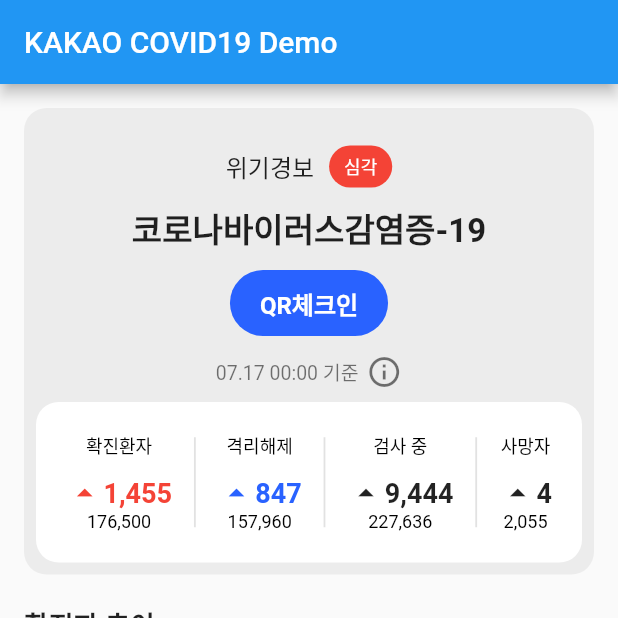
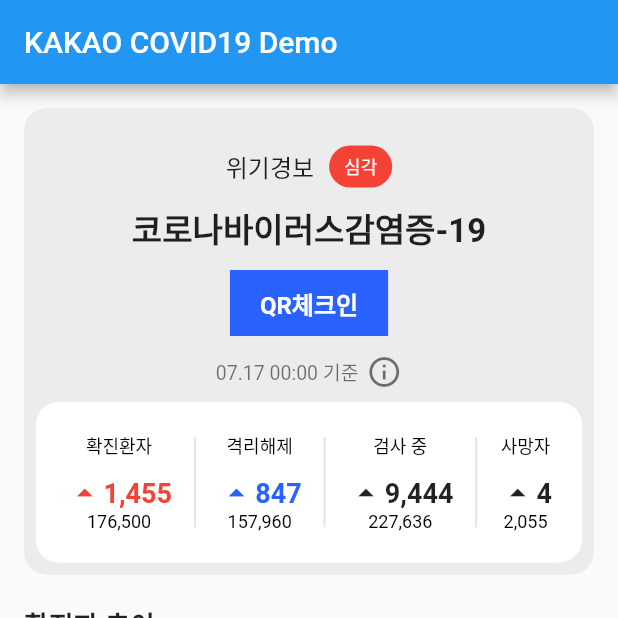
Before and after one commit to any1ok/kakao_covid_clone, a Flutter app: the screen it shows after launch, on a phone screen of 412 x 824 dp, the top half of it. Run offline on Flutter 3.47's test engine with Material 2 defaults, Android fonts, the phone set to English and light mode, and no system bars; drawn by our look-alikes of fl_chart.

Commit message:
클론코딩 마무리

```diff
--- a/lib/main.dart
+++ b/lib/main.dart
@@ -58,19 +58,19 @@ class _MyCovid19PageState extends State<MyCovid19Page> {
                       width: 10,  // 가상박스를 넣어 거리 조절 지린다~
                     ),
                     Container(
-                      padding:
+                      padding: // 패딩의 여유분
                       const EdgeInsets.symmetric(vertical: 5,horizontal: 10),
                       decoration: const BoxDecoration(
                         color: Colors.red,
                         borderRadius: BorderRadius.all(
-                          Radius.circular(15.0),
+                          Radius.circular(15.0), //둘레 형태
                         )),
                       child: const Text("심각",
                         style: TextStyle(color: Colors.white, fontSize: 12))
                     )
                   ],
                 ),
-                const SizedBox(
+                const SizedBox(  //sized box 는 빈칸 제조용
                   height: 10,
                 ),
                 const Text("코로나바이러스감염증-19",
@@ -85,7 +85,7 @@ class _MyCovid19PageState extends State<MyCovid19Page> {
                     padding: const EdgeInsets.symmetric(vertical: 10,horizontal: 20),
                     primary: Colors.white, // 터치시 색깔 변경
                     backgroundColor: Colors.blueAccent[700],
-                    shape: StadiumBorder(),
+                    shape: BeveledRectangleBorder(), //https://api.flutter.dev/flutter/painting/OutlinedBorder-class.html
                   ),
                   child: const Text("QR체크인",
                       style: TextStyle(
@@ -236,7 +236,7 @@ class _MyCovid19PageState extends State<MyCovid19Page> {
               child: BarChart(
                 BarChartData(
                   minY: 0,
-                  maxY: 1800,
+                  maxY: 1800, // 최대수치
                   alignment: BarChartAlignment.spaceAround,
                   backgroundColor: Colors.black.withOpacity(0.2),
                   //바탕배경색
```
